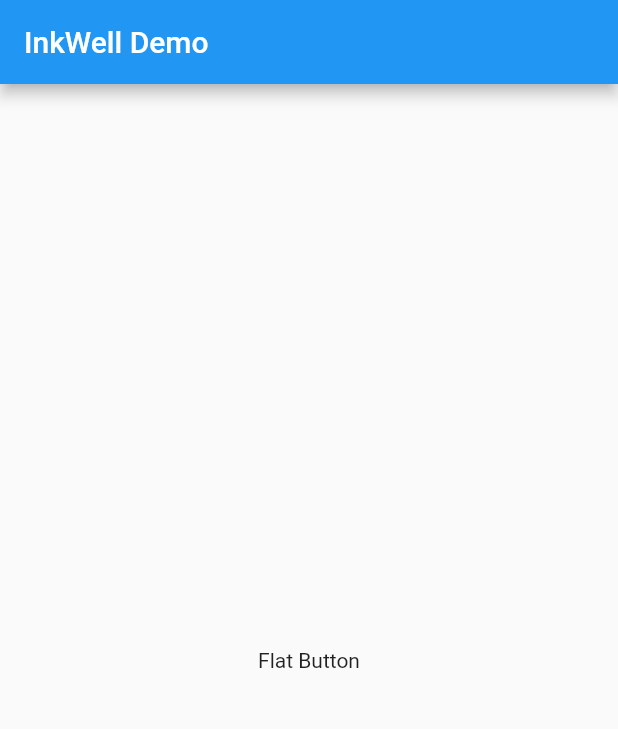
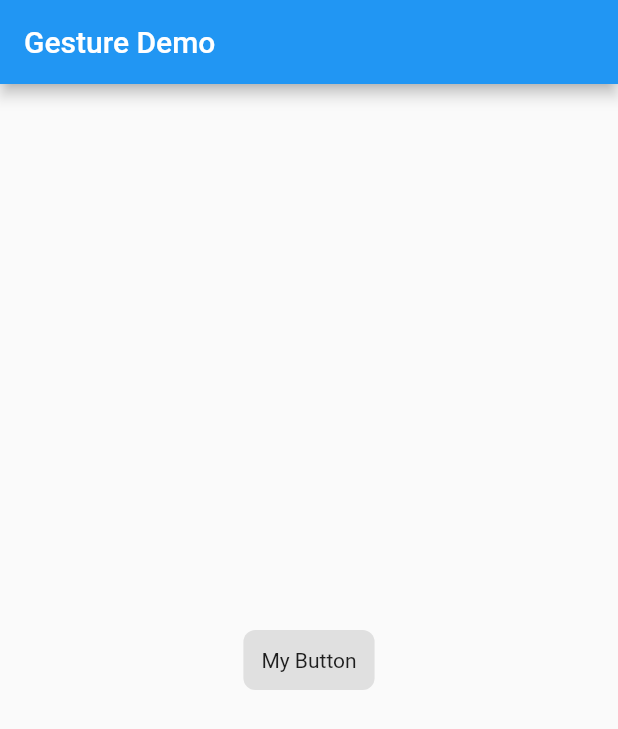
Before and after one commit to mohan-dev1248/flutter_app_cookbook, a Flutter app: the screen it shows after launch, on a phone screen of 412 x 824 dp. Shown: the top 729 px of the screen. Run offline on Flutter 3.47's test engine with Material 2 defaults, Android fonts, the phone set to English and light mode, and no system bars.

Commit message:
On Tap - GestureDetector

```diff
--- /dev/null
+++ b/lib/gestures/onTap.dart
@@ -0,0 +1,55 @@
+import 'package:flutter/material.dart';
+
+class OnTapDemo extends StatelessWidget{
+
+  @override
+  Widget build(BuildContext context) {
+    final title = 'Gesture Demo';
+    return MaterialApp(
+      title: title,
+      home: MyHomePage(title: title),
+    );
+  }
+}
+
+
+class MyHomePage extends StatelessWidget{
+  final String title;
+
+  MyHomePage({Key? key, required this.title}): super(key: key);
+
+  @override
+  Widget build(BuildContext context) {
+    // TODO: implement build
+    return Scaffold(
+      appBar: AppBar(
+        title: Text(title),
+      ),
+      body: Center(
+        child: MyButton(),
+      ),
+    );
+  }
+
+}
+
+class MyButton extends StatelessWidget{
+  @override
+  Widget build(BuildContext context) {
+    // TODO: implement build
+    return GestureDetector(
+      onTap: (){
+        final snackBar = SnackBar(content: Text('Tap'));
+        ScaffoldMessenger.of(context).showSnackBar(snackBar);
+      },
+      child: Container(
+          padding: EdgeInsets.all(12.0),
+          decoration: BoxDecoration(
+            color: Theme.of(context).buttonColor,
+            borderRadius: BorderRadius.circular(8.0),
+          ),
+          child: Text('My Button')
+      ),
+    );
+  }
+}
--- a/lib/main.dart
+++ b/lib/main.dart
@@ -4,6 +4,7 @@ import 'package:flutter_app_cookbook/forms/farmWithValidation.dart';
 import 'package:flutter_app_cookbook/forms/formStyling.dart';
 import 'package:flutter_app_cookbook/forms/onTextChange.dart';
 import 'package:flutter_app_cookbook/forms/requestingFocusDynamically.dart';
+import 'package:flutter_app_cookbook/gestures/onTap.dart';
 import 'package:flutter_app_cookbook/gestures/ripple.dart';
 import 'package:flutter_app_cookbook/hello_world/FirstMaterialApp.dart';
 import 'package:flutter_app_cookbook/hello_world/helloWorld.dart';
@@ -17,6 +18,6 @@ import 'state/StateWithParent.dart';
 //Whatever your widget you want to test it, put it inside the runApp try it
 void main() {
   runApp(
-    Ripple()
+    OnTapDemo()
   );
 }
```
